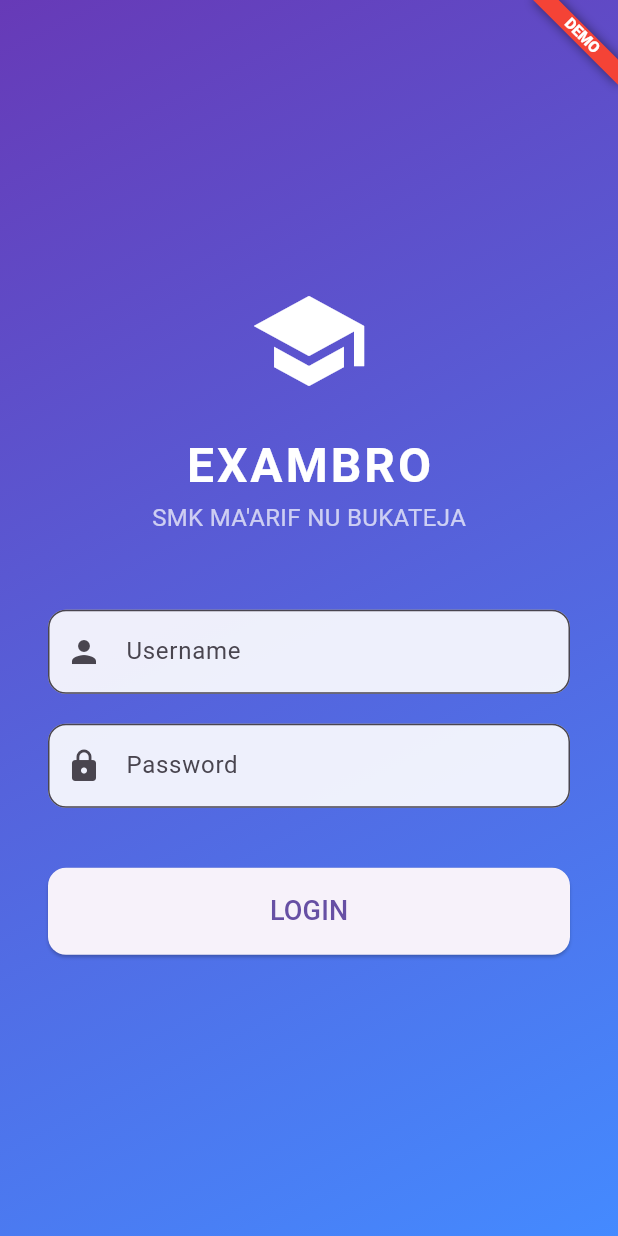
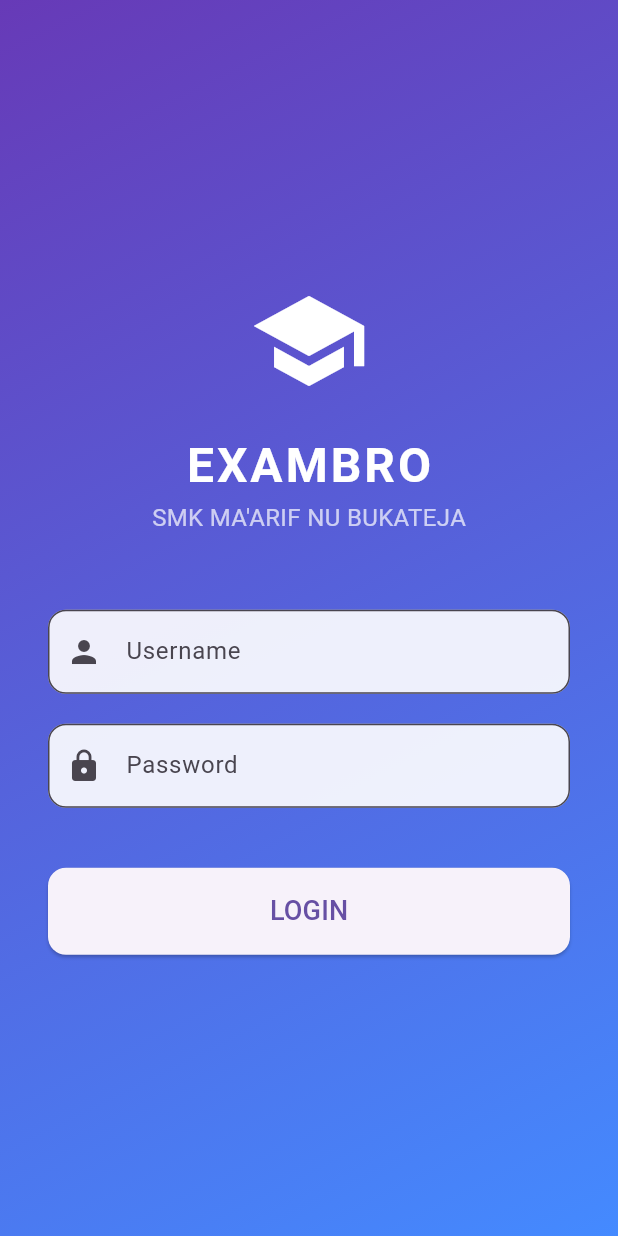
Before and after one commit to syafril2204/exambro-smknubukateja, a Flutter app: the screen it shows after launch, on a phone screen of 412 x 824 dp. Run offline on Flutter 3.47's test engine with Material 3 defaults, Android fonts, the phone set to English and light mode, and no system bars; our stand-ins replace cloud_firestore, firebase_core, firebase_crashlytics, webview_flutter; missing offline and left inert: mobile_scanner, secure_application; accounts and stored records are empty.

```diff
--- a/lib/main.dart
+++ b/lib/main.dart
@@ -1,16 +1,30 @@
 // lib/main.dart
 
+import 'dart:async'; // <-- Import baru
+import 'dart:ui'; // <-- Import baru
 import 'package:flutter/material.dart';
 import 'package:firebase_core/firebase_core.dart';
+import 'package:firebase_crashlytics/firebase_crashlytics.dart'; // <-- Import baru
 import 'package:secure_application/secure_application.dart';
 import 'firebase_options.dart';
 import 'login_screen.dart';
 
 void main() async {
   WidgetsFlutterBinding.ensureInitialized();
-  await Firebase.initializeApp(
-    options: DefaultFirebaseOptions.currentPlatform,
-  );
+  await Firebase.initializeApp(options: DefaultFirebaseOptions.currentPlatform);
+
+  // =================== KODE BARU UNTUK CRASHLYTICS ===================
+  // Menangkap error dari framework Flutter
+  FlutterError.onError = (errorDetails) {
+    FirebaseCrashlytics.instance.recordFlutterFatalError(errorDetails);
+  };
+  // Menangkap error dari luar framework Flutter (misal: native code)
+  PlatformDispatcher.instance.onError = (error, stack) {
+    FirebaseCrashlytics.instance.recordError(error, stack, fatal: true);
+    return true;
+  };
+  // ====================================================================
+
   runApp(const MyApp());
 }
 
@@ -19,6 +33,7 @@ class MyApp extends StatelessWidget {
 
   @override
   Widget build(BuildContext context) {
+    // Sisa kode ini tidak berubah
     return SecureApplication(
       nativeRemoveDelay: 800,
       onNeedUnlock: (secure) async {
@@ -27,19 +42,10 @@ class MyApp extends StatelessWidget {
       child: SecureGate(
         child: MaterialApp(
           title: 'EXAMBRO - SMK MA\'ARIF NU BUKATEJA',
-          theme: ThemeData(
-            primarySwatch: Colors.blue,
-            useMaterial3: true,
-          ),
-          // Hilangkan banner "DEBUG" bawaan Flutter
+          theme: ThemeData(primarySwatch: Colors.blue, useMaterial3: true),
           debugShowCheckedModeBanner: false,
-          // Bungkus halaman utama dengan widget Banner
-          home: Banner(
-            message: "DEMO",
-            location: BannerLocation.topEnd, // Posisi banner
-            color: Colors.red,
-            child: const LoginScreen(),
-          ),
+          home: const LoginScreen(),
+          // Anda bisa memilih salah satu metode watermark di sini jika mau
         ),
       ),
     );
--- a/pubspec.yaml
+++ b/pubspec.yaml
@@ -40,6 +40,7 @@ dependencies:
   secure_application: ^4.1.0
   mobile_scanner: ^7.0.1
   webview_flutter: ^4.8.0
+  firebase_crashlytics: ^5.0.1
 
 dev_dependencies:
   flutter_test:
```
Also changed, not shown: pubspec.lock, 5 other files.
